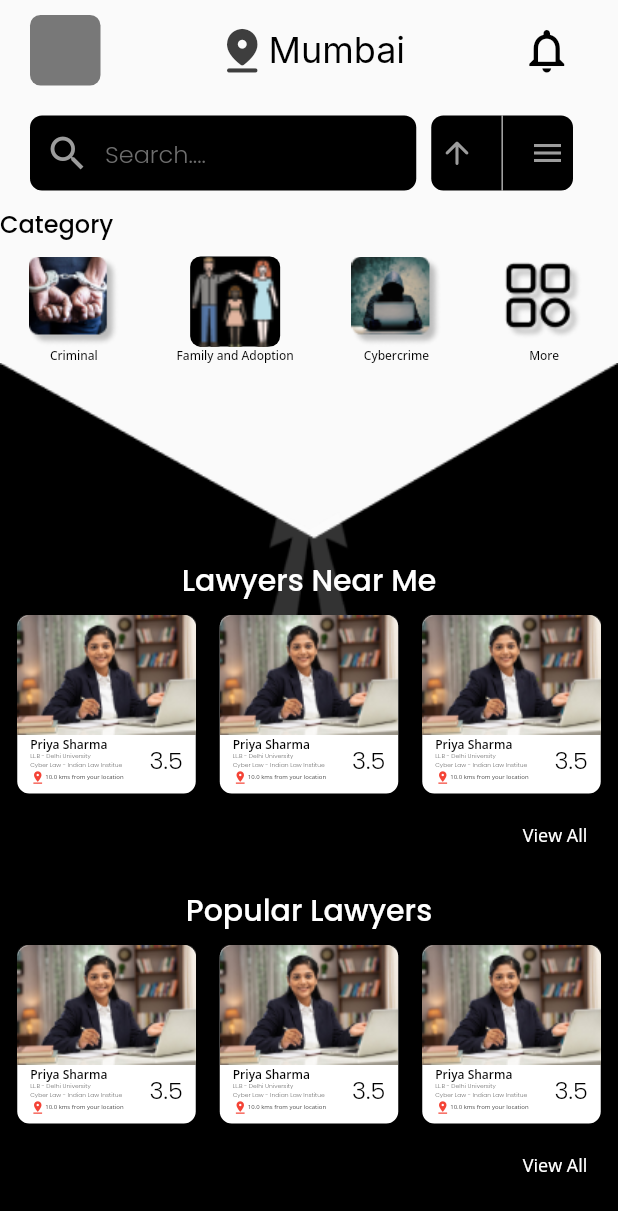
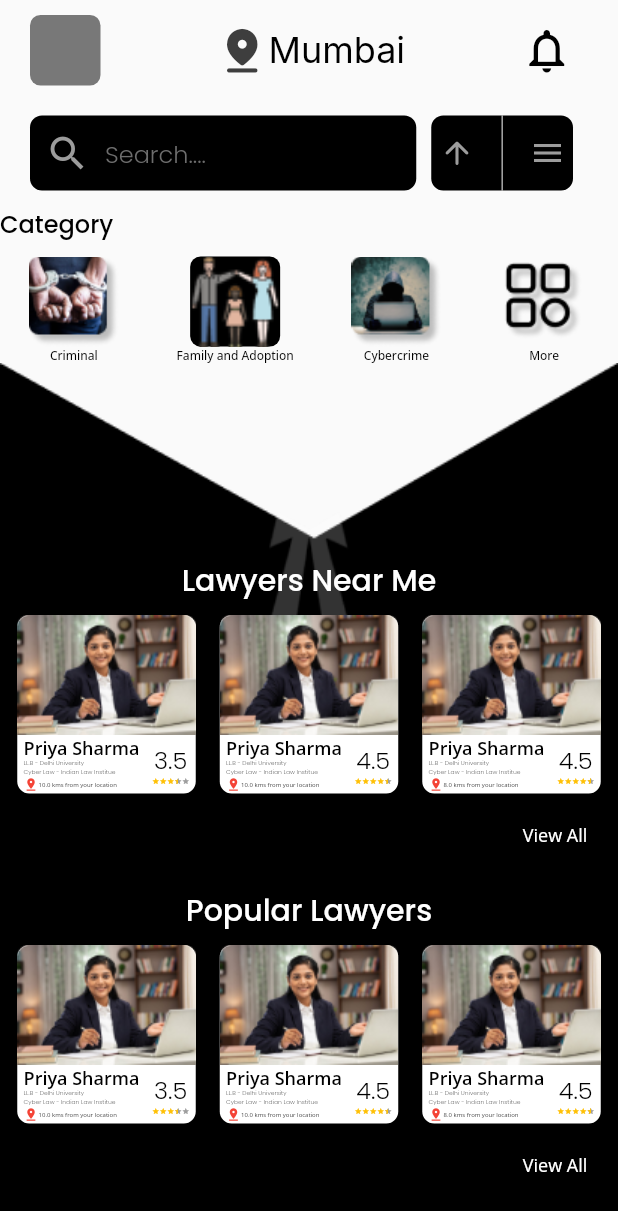
Before and after one commit to Shubhang001/Justifi_, a Flutter app: the HomePage screen opened directly, on a phone screen of 412 x 824 dp. Shown: the top 1211 px of the screen. Run offline on Flutter 3.47's test engine with Material 2 defaults, Android fonts, the phone set to English and light mode, and no system bars; drawn by our look-alikes of flutter_rating_bar; our stand-ins replace device_preview, flutter_otp_text_field, google_fonts, smooth_star_rating_null_safety.

Commit message:
star rating

```diff
--- a/lib/main.dart
+++ b/lib/main.dart
@@ -30,7 +30,7 @@ class MyApp extends StatelessWidget {
             const BottomSheetThemeData(backgroundColor: Colors.transparent),
         primarySwatch: Colors.blue,
       ),
-      home: LoginScreen(),
+      home: const LoginScreen(),
     );
   }
 }
--- a/lib/presentation/widgets/advocate_card.dart
+++ b/lib/presentation/widgets/advocate_card.dart
@@ -1,4 +1,6 @@
 import 'package:flutter/material.dart';
+import 'package:jusitfi_admin/presentation/widgets/starrating.dart';
+import 'package:smooth_star_rating_null_safety/smooth_star_rating_null_safety.dart';
 
 import '../../utils/constants/textstyles.dart';
 
@@ -60,23 +62,13 @@ class AdvocateCard extends StatelessWidget {
                   ],
                 ),
                 Column(
+                  mainAxisAlignment: MainAxisAlignment.spaceAround,
                   children: [
                     Text(
                       rating.toString(),
                       style: kAdvocateCardRating,
                     ),
-                    //                 SmoothStarRating(
-                    //   allowHalfRating: true,
-
-                    //   starCount: 5,
-                    //   rating: rating,
-                    //   size: 40.0,
-                    //   filledIconData: Icons.blur_off,
-                    //   halfFilledIconData: Icons.blur_on,
-                    //   color: Colors.green,
-                    //   borderColor: Colors.green,
-                    //   spacing:0.0
-                    // )
+                    StarRating(rating: rating)
                   ],
                 )
               ],
--- a/lib/presentation/widgets/horizontal_tile.dart
+++ b/lib/presentation/widgets/horizontal_tile.dart
@@ -33,15 +33,15 @@ class HorizontalTiles extends StatelessWidget {
                   education:
                       'LL.B - Delhi University\nCyber Law - Indian Law Institue',
                   distance: 10,
-                  rating: 3.5,
+                  rating: 4.5,
                 ),
                 AdvocateCard(
                   name: 'Priya Sharma',
                   image: 'assets/images/advocate_img.png',
                   education:
                       'LL.B - Delhi University\nCyber Law - Indian Law Institue',
-                  distance: 10,
-                  rating: 3.5,
+                  distance: 8,
+                  rating: 4.5,
                 ),
               ],
             ),
--- /dev/null
+++ b/lib/presentation/widgets/starrating.dart
@@ -0,0 +1,27 @@
+import 'package:flutter/material.dart';
+import 'package:flutter_rating_bar/flutter_rating_bar.dart';
+
+class StarRating extends StatelessWidget {
+  final double rating;
+
+  StarRating({required this.rating});
+
+  @override
+  Widget build(BuildContext context) {
+    return RatingBar.builder(
+      initialRating: rating,
+      minRating: 1,
+      direction: Axis.horizontal,
+      allowHalfRating: true,
+      itemSize: 5,
+      itemCount: 5,
+      itemBuilder: (context, _) => Icon(
+        Icons.star,
+        color: Colors.amber,
+      ),
+      onRatingUpdate: (rating) {
+        print(rating);
+      },
+    );
+  }
+}
--- a/lib/utils/constants/textstyles.dart
+++ b/lib/utils/constants/textstyles.dart
@@ -126,7 +126,7 @@ TextStyle kCategoryName = GoogleFonts.openSans(
 
 TextStyle kAdvocateCardName = GoogleFonts.openSans(
   color: Colors.black,
-  fontSize: 8,
+  fontSize: 12,
   fontWeight: FontWeight.w600,
 );
 
--- a/pubspec.yaml
+++ b/pubspec.yaml
@@ -39,6 +39,9 @@ dependencies:
   google_fonts: ^4.0.3
   device_preview: ^1.1.0
   flutter_otp_text_field: ^1.1.1
+  smooth_star_rating_null_safety: ^1.0.4+2
+  flutter_rating_bar: ^4.0.1
+
 
 dev_dependencies:
   flutter_test:
```
Also changed, not shown: pubspec.lock.
